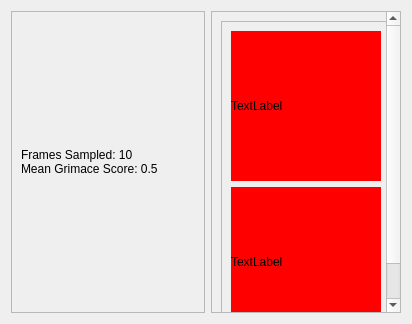
The window that ui/GGrimaceResults.ui (ETHZ-INS/Grimace-Box-Recorder) describes before a commit, drawn with Qt 5.
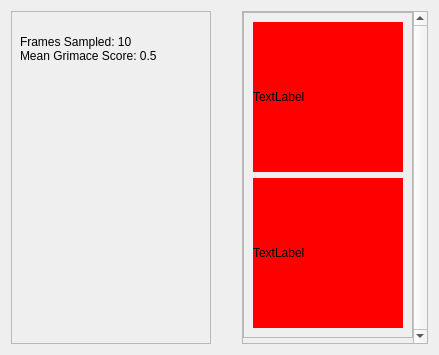
The same window after the commit.

What changed in the file:
```diff
--- a/ui/GGrimaceResults.ui
+++ b/ui/GGrimaceResults.ui
@@ -6,10 +6,28 @@
    <rect>
     <x>0</x>
     <y>0</y>
-    <width>412</width>
-    <height>324</height>
+    <width>439</width>
+    <height>355</height>
    </rect>
   </property>
+  <property name="sizePolicy">
+   <sizepolicy hsizetype="Preferred" vsizetype="Preferred">
+    <horstretch>0</horstretch>
+    <verstretch>0</verstretch>
+   </sizepolicy>
+  </property>
+  <property name="minimumSize">
+   <size>
+    <width>430</width>
+    <height>0</height>
+   </size>
+  </property>
+  <property name="maximumSize">
+   <size>
+    <width>600</width>
+    <height>16777215</height>
+   </size>
+  </property>
   <property name="windowTitle">
    <string>Grimace Analysis Results</string>
   </property>
@@ -17,14 +35,29 @@
    <double>1.000000000000000</double>
   </property>
   <layout class="QHBoxLayout" name="horizontalLayout">
+   <property name="sizeConstraint">
+    <enum>QLayout::SetDefaultConstraint</enum>
+   </property>
    <item>
     <widget class="QFrame" name="frm_grimace_stats">
      <property name="sizePolicy">
-      <sizepolicy hsizetype="MinimumExpanding" vsizetype="Preferred">
+      <sizepolicy hsizetype="Fixed" vsizetype="Preferred">
        <horstretch>0</horstretch>
        <verstretch>0</verstretch>
       </sizepolicy>
      </property>
+     <property name="minimumSize">
+      <size>
+       <width>200</width>
+       <height>0</height>
+      </size>
+     </property>
+     <property name="maximumSize">
+      <size>
+       <width>200</width>
+       <height>16777215</height>
+      </size>
+     </property>
      <property name="frameShape">
       <enum>QFrame::StyledPanel</enum>
      </property>
@@ -32,8 +65,42 @@
       <enum>QFrame::Raised</enum>
      </property>
      <layout class="QVBoxLayout" name="verticalLayout">
+      <property name="spacing">
+       <number>0</number>
+      </property>
+      <property name="leftMargin">
+       <number>8</number>
+      </property>
+      <property name="topMargin">
+       <number>9</number>
+      </property>
+      <property name="rightMargin">
+       <number>9</number>
+      </property>
+      <property name="bottomMargin">
+       <number>9</number>
+      </property>
+      <item>
+       <widget class="QLabel" name="lbl_grimace_legend">
+        <property name="maximumSize">
+         <size>
+          <width>16777215</width>
+          <height>191</height>
+         </size>
+        </property>
+        <property name="text">
+         <string/>
+        </property>
+        <property name="scaledContents">
+         <bool>true</bool>
+        </property>
+       </widget>
+      </item>
       <item>
        <widget class="QLabel" name="lbl_grimace_stats">
+        <property name="styleSheet">
+         <string notr="true"/>
+        </property>
         <property name="text">
          <string>Frames Sampled: 10  
 Mean Grimace Score: 0.5</string>
@@ -43,23 +110,106 @@
         </property>
        </widget>
       </item>
+      <item>
+       <widget class="QFrame" name="frm_gauge_plot">
+        <property name="sizePolicy">
+         <sizepolicy hsizetype="Preferred" vsizetype="Fixed">
+          <horstretch>0</horstretch>
+          <verstretch>0</verstretch>
+         </sizepolicy>
+        </property>
+        <property name="minimumSize">
+         <size>
+          <width>0</width>
+          <height>40</height>
+         </size>
+        </property>
+        <property name="maximumSize">
+         <size>
+          <width>16777215</width>
+          <height>40</height>
+         </size>
+        </property>
+        <property name="frameShape">
+         <enum>QFrame::NoFrame</enum>
+        </property>
+        <property name="frameShadow">
+         <enum>QFrame::Plain</enum>
+        </property>
+        <layout class="QVBoxLayout" name="verticalLayout_4">
+         <property name="spacing">
+          <number>0</number>
+         </property>
+         <property name="leftMargin">
+          <number>0</number>
+         </property>
+         <property name="topMargin">
+          <number>0</number>
+         </property>
+         <property name="rightMargin">
+          <number>0</number>
+         </property>
+         <property name="bottomMargin">
+          <number>0</number>
+         </property>
+        </layout>
+       </widget>
+      </item>
+      <item>
+       <spacer name="verticalSpacer_2">
+        <property name="orientation">
+         <enum>Qt::Vertical</enum>
+        </property>
+        <property name="sizeHint" stdset="0">
+         <size>
+          <width>20</width>
+          <height>40</height>
+         </size>
+        </property>
+       </spacer>
+      </item>
      </layout>
     </widget>
    </item>
+   <item>
+    <spacer name="horizontalSpacer">
+     <property name="orientation">
+      <enum>Qt::Horizontal</enum>
+     </property>
+     <property name="sizeHint" stdset="0">
+      <size>
+       <width>0</width>
+       <height>0</height>
+      </size>
+     </property>
+    </spacer>
+   </item>
    <item>
     <widget class="QScrollArea" name="scrollArea">
      <property name="sizePolicy">
-      <sizepolicy hsizetype="Preferred" vsizetype="Expanding">
+      <sizepolicy hsizetype="Maximum" vsizetype="Expanding">
        <horstretch>0</horstretch>
        <verstretch>0</verstretch>
       </sizepolicy>
      </property>
      <property name="minimumSize">
       <size>
-       <width>150</width>
+       <width>0</width>
        <height>0</height>
       </size>
      </property>
+     <property name="maximumSize">
+      <size>
+       <width>16777215</width>
+       <height>16777215</height>
+      </size>
+     </property>
+     <property name="styleSheet">
+      <string notr="true"/>
+     </property>
+     <property name="verticalScrollBarPolicy">
+      <enum>Qt::ScrollBarAlwaysOn</enum>
+     </property>
      <property name="horizontalScrollBarPolicy">
       <enum>Qt::ScrollBarAlwaysOff</enum>
      </property>
@@ -73,12 +223,39 @@
       <property name="geometry">
        <rect>
         <x>0</x>
-        <y>-40</y>
-        <width>219</width>
-        <height>350</height>
+        <y>0</y>
+        <width>188</width>
+        <height>335</height>
        </rect>
       </property>
-      <layout class="QVBoxLayout" name="verticalLayout_2">
+      <property name="sizePolicy">
+       <sizepolicy hsizetype="Preferred" vsizetype="Preferred">
+        <horstretch>0</horstretch>
+        <verstretch>0</verstretch>
+       </sizepolicy>
+      </property>
+      <property name="maximumSize">
+       <size>
+        <width>16777215</width>
+        <height>16777215</height>
+       </size>
+      </property>
+      <layout class="QVBoxLayout" name="verticalLayout_2" stretch="0,0">
+       <property name="sizeConstraint">
+        <enum>QLayout::SetDefaultConstraint</enum>
+       </property>
+       <property name="leftMargin">
+        <number>0</number>
+       </property>
+       <property name="topMargin">
+        <number>0</number>
+       </property>
+       <property name="rightMargin">
+        <number>0</number>
+       </property>
+       <property name="bottomMargin">
+        <number>0</number>
+       </property>
        <item>
         <widget class="QFrame" name="frm_grimace_images">
          <property name="frameShape">
@@ -88,6 +265,9 @@
           <enum>QFrame::Raised</enum>
          </property>
          <layout class="QVBoxLayout" name="verticalLayout_3">
+          <property name="sizeConstraint">
+           <enum>QLayout::SetDefaultConstraint</enum>
+          </property>
           <item>
            <widget class="QLabel" name="label_2">
             <property name="sizePolicy">
```
